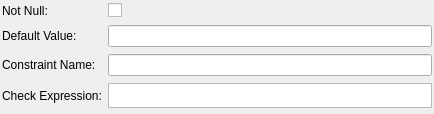
Before: the Qt Designer form libpgmodeler_ui/ui/domainwidget.ui in pgmodeler/pgmodeler, drawn with Qt 5.
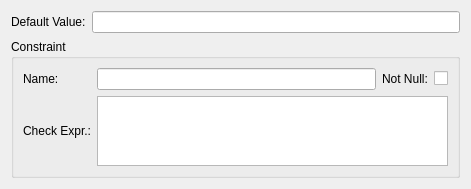
After: the same form once the commit is applied.

Diff of the .ui file:
```diff
--- a/libpgmodeler_ui/ui/domainwidget.ui
+++ b/libpgmodeler_ui/ui/domainwidget.ui
@@ -6,65 +6,65 @@
    <rect>
     <x>0</x>
     <y>0</y>
-    <width>434</width>
-    <height>114</height>
+    <width>471</width>
+    <height>187</height>
    </rect>
   </property>
   <property name="windowTitle">
    <string>Form</string>
   </property>
   <layout class="QGridLayout" name="domain_grid">
-   <property name="margin">
-    <number>2</number>
-   </property>
-   <property name="spacing">
-    <number>6</number>
-   </property>
    <item row="0" column="0">
-    <widget class="QLabel" name="not_null_lbl">
-     <property name="text">
-      <string>Not Null:</string>
-     </property>
-    </widget>
-   </item>
-   <item row="0" column="1">
-    <widget class="QCheckBox" name="not_null_chk">
-     <property name="text">
-      <string/>
-     </property>
-    </widget>
-   </item>
-   <item row="1" column="0">
     <widget class="QLabel" name="def_value_lbl">
      <property name="text">
       <string>Default Value:</string>
      </property>
     </widget>
    </item>
-   <item row="1" column="1">
+   <item row="0" column="1">
     <widget class="QLineEdit" name="def_value_edt"/>
    </item>
-   <item row="2" column="0">
+   <item row="1" column="0" colspan="2">
+    <widget class="QGroupBox" name="constraint_gb">
+     <property name="title">
+      <string>Constraint</string>
+     </property>
+     <layout class="QGridLayout" name="gridLayout">
+      <item row="0" column="0">
     <widget class="QLabel" name="constr_name_lbl">
      <property name="text">
-      <string>Constraint Name:</string>
+         <string>Name:</string>
      </property>
     </widget>
    </item>
-   <item row="2" column="1">
+      <item row="0" column="1">
     <widget class="QLineEdit" name="constr_name_edt"/>
    </item>
-   <item row="3" column="0">
+      <item row="0" column="2">
+       <widget class="QLabel" name="not_null_lbl">
+        <property name="text">
+         <string>Not Null:</string>
+        </property>
+       </widget>
+      </item>
+      <item row="0" column="3">
+       <widget class="QCheckBox" name="not_null_chk">
+        <property name="text">
+         <string/>
+        </property>
+       </widget>
+      </item>
+      <item row="1" column="0">
     <widget class="QLabel" name="check_expr_lbl">
      <property name="text">
-      <string>Check Expression:</string>
+         <string>Check Expr.:</string>
      </property>
     </widget>
    </item>
-   <item row="3" column="1">
+      <item row="1" column="1" colspan="3">
     <widget class="QTextEdit" name="check_expr_txt">
      <property name="sizePolicy">
-      <sizepolicy hsizetype="Expanding" vsizetype="Fixed">
+         <sizepolicy hsizetype="Expanding" vsizetype="Preferred">
        <horstretch>0</horstretch>
        <verstretch>0</verstretch>
       </sizepolicy>
@@ -72,7 +72,7 @@
      <property name="maximumSize">
       <size>
        <width>16777215</width>
-       <height>25</height>
+          <height>100</height>
       </size>
      </property>
      <property name="verticalScrollBarPolicy">
@@ -93,6 +93,9 @@
      <property name="textInteractionFlags">
       <set>Qt::TextEditorInteraction</set>
      </property>
+       </widget>
+      </item>
+     </layout>
     </widget>
    </item>
   </layout>
```
Lines whose indentation alone changed are shown as unchanged.
